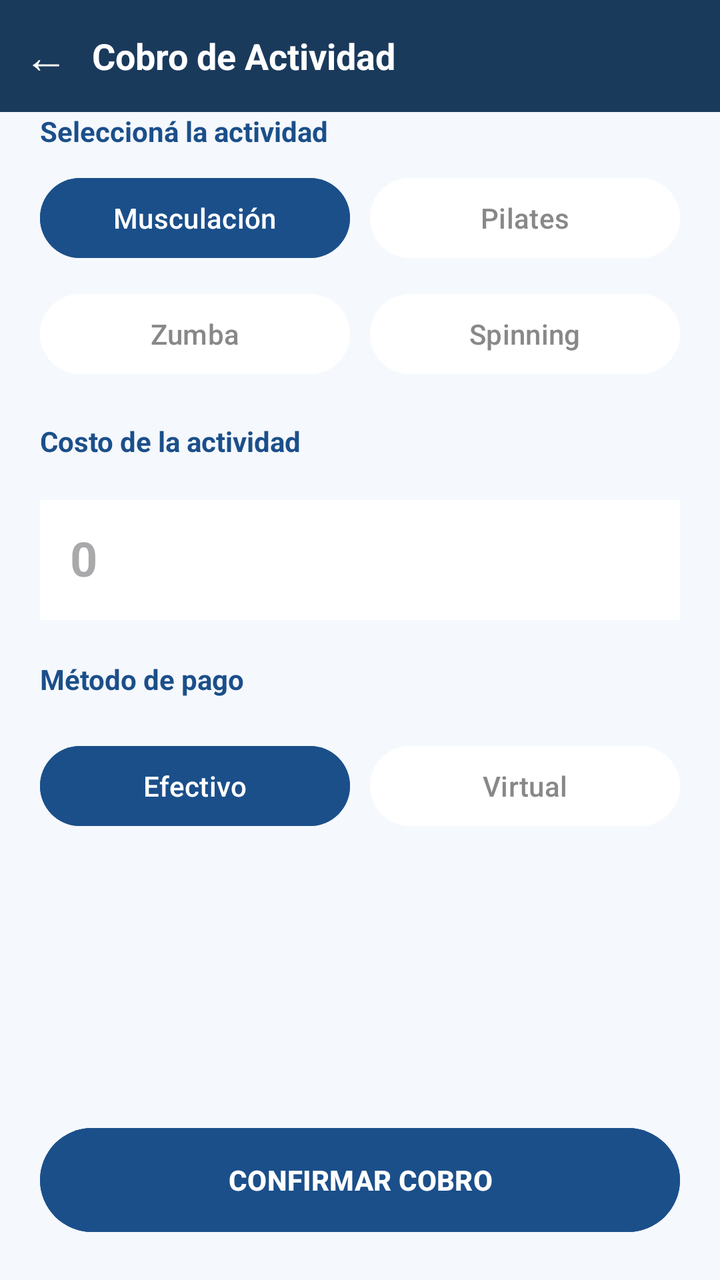
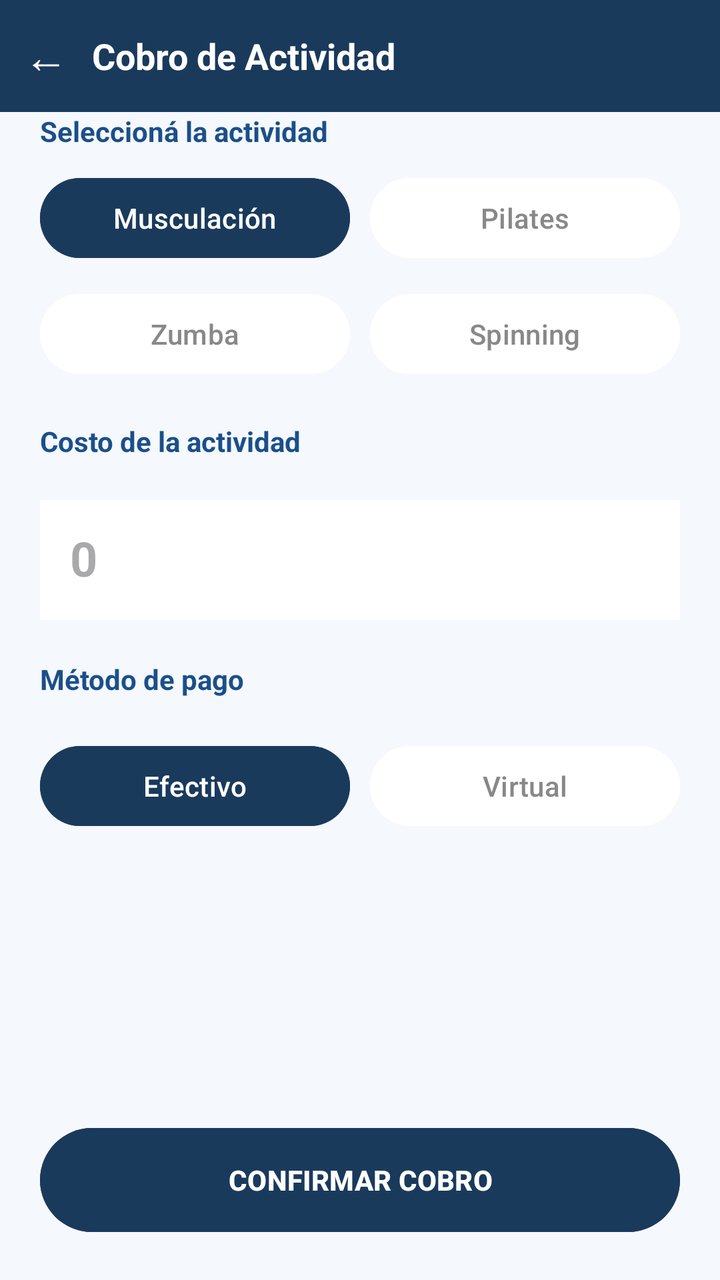

Compare the two renders of this Android layout. The source of the first and the diff that turns it into the second are given below.
<!-- AndroidManifest.xml: application theme Theme.ClubDeportivo -->
<!-- res/layout/activity_cobro_actividad.xml -->
<?xml version="1.0" encoding="utf-8"?>
<LinearLayout
    xmlns:android="http://schemas.android.com/apk/res/android"
    android:layout_width="match_parent"
    android:layout_height="match_parent"
    android:orientation="vertical"
    android:background="@color/colorBackground">

    
    <LinearLayout
        android:layout_width="match_parent"
        android:layout_height="56dp"
        android:background="@color/colorPrimaryDark"
        android:orientation="horizontal"
        android:gravity="center_vertical"
        android:paddingStart="12dp"
        android:paddingEnd="12dp">

        <TextView
            android:id="@+id/btnVolverCobro"
            android:layout_width="wrap_content"
            android:layout_height="wrap_content"
            android:text="←"
            android:textSize="22sp"
            android:textColor="@color/white"
            android:layout_marginEnd="12dp"
            android:clickable="true"
            android:focusable="true"/>

        <TextView
            android:layout_width="wrap_content"
            android:layout_height="wrap_content"
            android:text="Cobro de Actividad"
            android:textColor="@color/white"
            android:textSize="18sp"
            android:textStyle="bold"/>
    </LinearLayout>

    <ScrollView
        android:layout_width="match_parent"
        android:layout_height="0dp"
        android:layout_weight="1">

        <LinearLayout
            android:layout_width="match_parent"
            android:layout_height="wrap_content"
            android:orientation="vertical">

            
            <LinearLayout
                android:id="@+id/sectionBusqueda"
                android:layout_width="match_parent"
                android:layout_height="wrap_content"
                android:orientation="vertical"
                android:background="@color/white"
                android:layout_margin="20dp"
                android:padding="16dp"
                android:visibility="gone">

                <TextView
                    android:layout_width="wrap_content"
                    android:layout_height="wrap_content"
                    android:text="Buscar no socio"
                    android:textColor="@color/colorPrimary"
                    android:textStyle="bold"
                    android:textSize="14sp"
                    android:layout_marginBottom="8dp" />

                <LinearLayout
                    android:layout_width="match_parent"
                    android:layout_height="wrap_content"
                    android:orientation="horizontal"
                    android:weightSum="4">

                    <EditText
                        android:id="@+id/etBuscarNoSocio"
                        android:layout_width="0dp"
                        android:layout_height="wrap_content"
                        android:layout_weight="3"
                        android:hint="Nombre o DNI"
                        android:inputType="text"
                        android:textColor="@color/black"
                        android:layout_marginEnd="8dp" />

                    <Button
                        android:id="@+id/btnBuscar"
                        android:layout_width="0dp"
                        android:layout_height="wrap_content"
                        android:layout_weight="1"
                        android:text="Buscar"
                        android:backgroundTint="@color/colorPrimary" />
                </LinearLayout>

                <LinearLayout
                    android:id="@+id/containerResultadosBusqueda"
                    android:layout_width="match_parent"
                    android:layout_height="wrap_content"
                    android:orientation="vertical"
                    android:layout_marginTop="8dp" />
            </LinearLayout>

            
            <LinearLayout
                android:id="@+id/sectionDatosNoSocio"
                android:layout_width="match_parent"
                android:layout_height="wrap_content"
                android:orientation="vertical"
                android:background="@color/white"
                android:layout_margin="20dp"
                android:padding="16dp"
                android:visibility="gone">

                <TextView
                    android:id="@+id/tvNombreNoSocio"
                    android:layout_width="wrap_content"
                    android:layout_height="wrap_content"
                    android:text="Nombre del No Socio"
                    android:textColor="@color/black"
                    android:textSize="18sp"
                    android:textStyle="bold" />

                <TextView
                    android:id="@+id/tvDniNoSocio"
                    android:layout_width="wrap_content"
                    android:layout_height="wrap_content"
                    android:text="DNI: -"
                    android:textColor="@color/colorTextMuted"
                    android:textSize="14sp" />
            </LinearLayout>

            
            <TextView
                android:layout_width="wrap_content"
                android:layout_height="wrap_content"
                android:text="Seleccioná la actividad"
                android:textColor="@color/colorPrimary"
                android:textStyle="bold"
                android:layout_marginStart="20dp"
                android:layout_marginBottom="10dp" />

            <LinearLayout
                android:layout_width="match_parent"
                android:layout_height="wrap_content"
                android:orientation="horizontal"
                android:layout_marginStart="20dp"
                android:layout_marginEnd="20dp"
                android:layout_marginBottom="10dp"
                android:weightSum="2">

                <Button
                    android:id="@+id/btnMusculacion"
                    android:layout_width="0dp"
                    android:layout_height="wrap_content"
                    android:layout_weight="1"
                    android:text="Musculación"
                    android:backgroundTint="@color/colorPrimary"
                    android:layout_marginEnd="5dp" />

                <Button
                    android:id="@+id/btnPilates"
                    android:layout_width="0dp"
                    android:layout_height="wrap_content"
                    android:layout_weight="1"
                    android:text="Pilates"
                    android:backgroundTint="@color/white"
                    android:textColor="@color/colorTextMuted"
                    android:layout_marginStart="5dp" />
            </LinearLayout>

            <LinearLayout
                android:layout_width="match_parent"
                android:layout_height="wrap_content"
                android:orientation="horizontal"
                android:layout_marginStart="20dp"
                android:layout_marginEnd="20dp"
                android:weightSum="2">

                <Button
                    android:id="@+id/btnZumba"
                    android:layout_width="0dp"
                    android:layout_height="wrap_content"
                    android:layout_weight="1"
                    android:text="Zumba"
                    android:backgroundTint="@color/white"
                    android:textColor="@color/colorTextMuted"
                    android:layout_marginEnd="5dp" />

                <Button
                    android:id="@+id/btnSpinning"
                    android:layout_width="0dp"
                    android:layout_height="wrap_content"
                    android:layout_weight="1"
                    android:text="Spinning"
                    android:backgroundTint="@color/white"
                    android:textColor="@color/colorTextMuted"
                    android:layout_marginStart="5dp" />
            </LinearLayout>

            
            <TextView
                android:layout_width="wrap_content"
                android:layout_height="wrap_content"
                android:text="Costo de la actividad"
                android:textColor="@color/colorPrimary"
                android:textStyle="bold"
                android:layout_marginStart="20dp"
                android:layout_marginTop="20dp" />

            <EditText
                android:id="@+id/etCostoActividad"
                android:layout_width="match_parent"
                android:layout_height="60dp"
                android:layout_margin="20dp"
                android:background="@color/white"
                android:padding="15dp"
                android:hint="0"
                android:textColor="@color/colorPrimary"
                android:textSize="24sp"
                android:textStyle="bold"
                android:inputType="numberDecimal" />

            
            <TextView
                android:layout_width="wrap_content"
                android:layout_height="wrap_content"
                android:text="Método de pago"
                android:textColor="@color/colorPrimary"
                android:textStyle="bold"
                android:layout_marginStart="20dp" />

            <LinearLayout
                android:layout_width="match_parent"
                android:layout_height="wrap_content"
                android:orientation="horizontal"
                android:layout_margin="20dp"
                android:weightSum="2">

                <Button
                    android:id="@+id/btnPagoEfectivo"
                    android:layout_width="0dp"
                    android:layout_height="wrap_content"
                    android:layout_weight="1"
                    android:text="Efectivo"
                    android:backgroundTint="@color/colorPrimary"
                    android:layout_marginEnd="5dp" />

                <Button
                    android:id="@+id/btnPagoTransferencia"
                    android:layout_width="0dp"
                    android:layout_height="wrap_content"
                    android:layout_weight="1"
                    android:text="Virtual"
                    android:backgroundTint="@color/white"
                    android:textColor="@color/colorTextMuted"
                    android:layout_marginStart="5dp" />
            </LinearLayout>

        </LinearLayout>
    </ScrollView>

    
    <Button
        android:id="@+id/btnConfirmarCobro"
        android:layout_width="match_parent"
        android:layout_height="60dp"
        android:layout_margin="20dp"
        android:text="CONFIRMAR COBRO"
        android:textStyle="bold"
        android:backgroundTint="@color/colorPrimary" />

</LinearLayout>
<!-- resources referenced by this layout -->
<resources>
  <color name="black">#FF000000</color>
  <color name="colorBackground">#F5F8FC</color>
  <color name="colorPrimary">#1B4F8A</color>
  <color name="colorPrimaryDark">#1A3A5C</color>
  <color name="colorTextMuted">#888888</color>
  <color name="white">#FFFFFFFF</color>
  <style name="Theme.ClubDeportivo" parent="Base.Theme.ClubDeportivo" />
  <style name="Base.Theme.ClubDeportivo" parent="Theme.Material3.DayNight.NoActionBar">
          
          
      </style>
</resources>

<!-- the commit's change to res/layout/activity_cobro_actividad.xml (unified diff, before → after) -->
@@ -153,7 +153,8 @@
                     android:layout_height="wrap_content"
                     android:layout_weight="1"
                     android:text="Musculación"
-                    android:backgroundTint="@color/colorPrimary"
+                    android:backgroundTint="@color/colorPrimaryDark"
+                    android:textColor="@color/white"
                     android:layout_marginEnd="5dp" />
 
                 <Button
@@ -241,7 +242,8 @@
                     android:layout_height="wrap_content"
                     android:layout_weight="1"
                     android:text="Efectivo"
-                    android:backgroundTint="@color/colorPrimary"
+                    android:backgroundTint="@color/colorPrimaryDark"
+                    android:textColor="@color/white"
                     android:layout_marginEnd="5dp" />
 
                 <Button
@@ -265,7 +267,8 @@
         android:layout_height="60dp"
         android:layout_margin="20dp"
         android:text="CONFIRMAR COBRO"
+        android:textColor="@color/white"
         android:textStyle="bold"
-        android:backgroundTint="@color/colorPrimary" />
+        android:backgroundTint="@color/colorPrimaryDark" />
 
 </LinearLayout>
